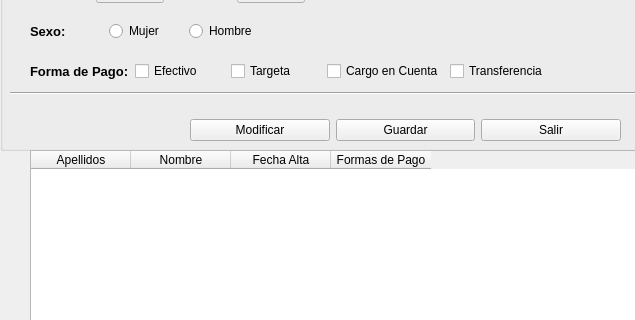
This is window.ui in PortelaAtenea/BasicInterface as Qt 5 draws it before an edit; both pictures show x 0 to 635 and y 289 to 609 of the 900 by 700 pixel window. The edited form follows.
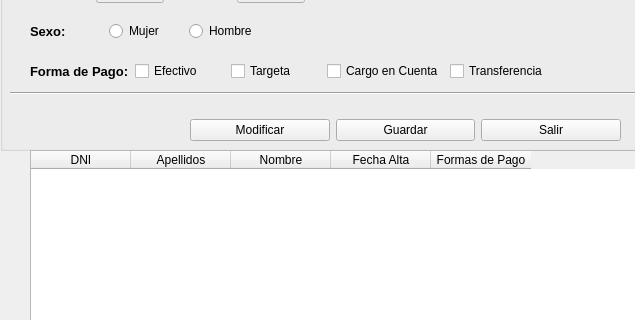
This is the edited form. Icons and pictures are not drawn.

Diff of the .ui file:
```diff
--- a/window.ui
+++ b/window.ui
@@ -518,6 +518,11 @@
     <property name="alternatingRowColors">
      <bool>true</bool>
     </property>
+    <column>
+     <property name="text">
+      <string>DNI</string>
+     </property>
+    </column>
     <column>
      <property name="text">
       <string>Apellidos</string>
```
Left out of the diff: 2 changed lines with no effect on the pictures.
